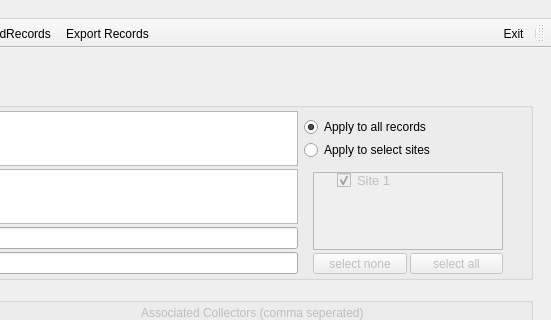
Above: ui/TestUI.ui from CapPow/collBook before the change; both pictures show x 395 to 946 and y 0 to 320 of the 946 by 686 pixel window. Below: the same form after it.
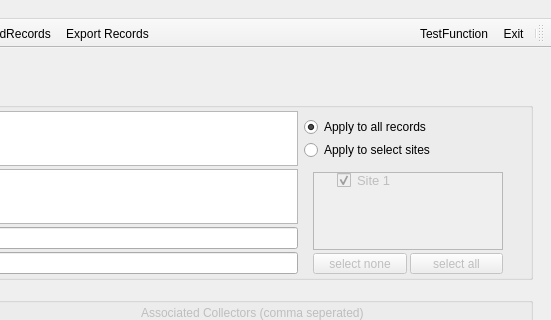
That is the form after the change. Icons and pictures are not drawn. Custom widgets are drawn as their Qt base class.

What changed in the file:
```diff
--- a/ui/TestUI.ui
+++ b/ui/TestUI.ui
@@ -1541,6 +1541,7 @@
    </attribute>
    <addaction name="separator"/>
    <addaction name="action_Exit"/>
+   <addaction name="actionTestFunction"/>
   </widget>
   <widget class="QStatusBar" name="statusbar"/>
   <action name="action_Open">
```
Left out of the diff: 8 changed lines with no effect on the pictures.
